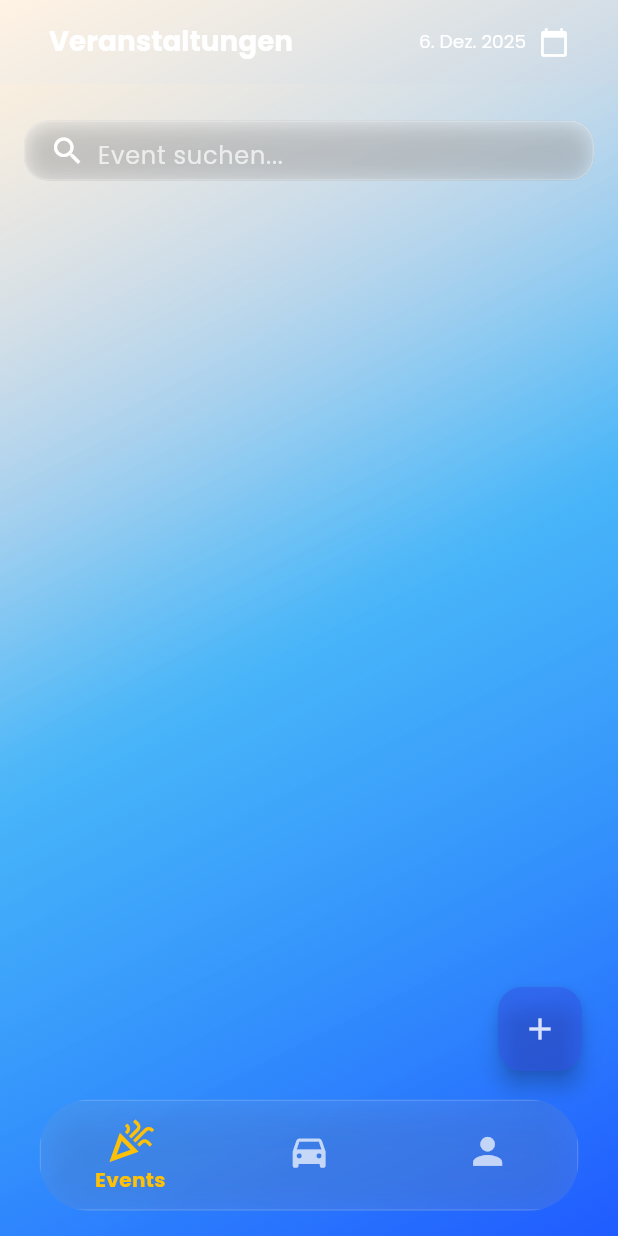
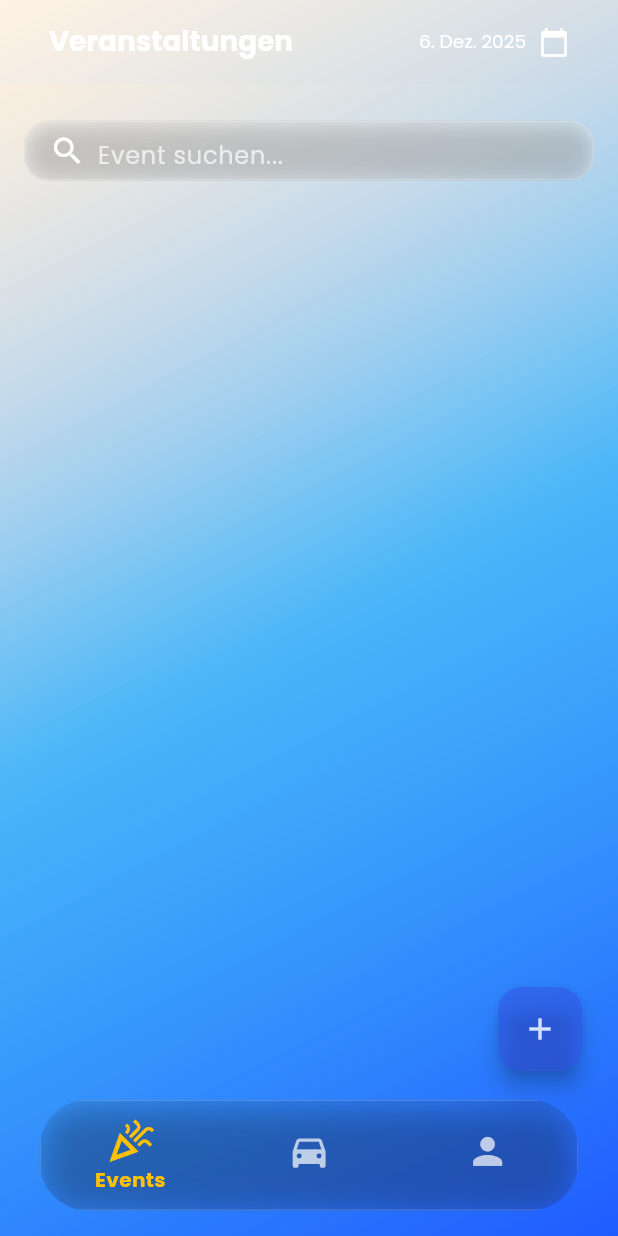
Before and after one commit to lukasbihlercoc-max/my-app, a Flutter app: the screen it shows after launch, on a phone screen of 412 x 824 dp. Run offline on Flutter 3.47's test engine with Material 3 defaults, Android fonts, the phone set to English and light mode, and no system bars; our stand-ins replace google_fonts, hive, hive_flutter, shared_preferences; accounts and stored records are empty.

Commit message:
Fahrten bearbeiten und entsprechend aktualisieren funktioniert

```diff
--- a/lib/data/event_daten.dart
+++ b/lib/data/event_daten.dart
@@ -1,4 +1,3 @@
-import 'package:intl/intl.dart';
 import 'package:hive/hive.dart';
 
 part 'event_daten.g.dart'; // wird automatisch generiert
@@ -6,7 +5,7 @@ part 'event_daten.g.dart'; // wird automatisch generiert
 @HiveType(typeId: 0)
 class Event extends HiveObject {
   @HiveField(0)
-  String get stabileId => _generateStabileId();
+  String id; // 🔑 echte, gespeicherte ID
 
   @HiveField(1)
   String name;
@@ -26,18 +25,16 @@ class Event extends HiveObject {
   @HiveField(6)
   String adresse;
 
+  // optional: alias für alte Verwendung
+  String get stabileId => id;
+
   Event({
+    String? id,
     required this.name,
     required this.datum,
     required this.standort,
     required this.beschreibung,
     required this.typ,
     required this.adresse,
-  });
-
-  String _generateStabileId() {
-    final nameNormalized = name.trim().toLowerCase().replaceAll(RegExp(r'\s+'), '-');
-    final datumFormatiert = DateFormat('yyyyMMdd').format(datum);
-    return '$nameNormalized-$datumFormatiert';
-  }
+  }) : id = id ?? DateTime.now().millisecondsSinceEpoch.toString();
 }
--- a/lib/data/fahrt_daten.dart
+++ b/lib/data/fahrt_daten.dart
@@ -7,10 +7,8 @@ part 'fahrt_daten.g.dart';
 enum Fahrtrichtung {
   @HiveField(0)
   hinfahrt,
-
   @HiveField(1)
   rueckfahrt,
-
   @HiveField(2)
   hinUndZurueck,
 }
@@ -53,7 +51,10 @@ class FahrtDaten {
   @HiveField(11)
   final String ownerName;
 
-  // 🆕 KONSTRUKTOR OHNE TIMEOFDAY PARAMETER - für Hive
+  // Neu: eindeutige ID für Update/Lookup
+  @HiveField(12)
+  final String id;
+
   FahrtDaten({
     required this.eventId,
     required this.eventName,
@@ -67,9 +68,9 @@ class FahrtDaten {
     required this.richtung,
     required this.ownerId,
     required this.ownerName,
+    required this.id,
   });
 
-  // 🆕 FACTORY KONSTRUKTOR FÜR DIE UI - mit TimeOfDay Parametern
   factory FahrtDaten.fromTimeOfDay({
     required String eventId,
     required String eventName,
@@ -81,6 +82,7 @@ class FahrtDaten {
     required Fahrtrichtung richtung,
     required String ownerId,
     required String ownerName,
+    String? id,
   }) {
     return FahrtDaten(
       eventId: eventId,
@@ -95,16 +97,21 @@ class FahrtDaten {
       richtung: richtung,
       ownerId: ownerId,
       ownerName: ownerName,
+      id: id ?? DateTime.now().millisecondsSinceEpoch.toString(),
     );
   }
 
-  // Getter für TimeOfDay (für die UI)
-  TimeOfDay get uhrzeit {
-    return TimeOfDay(hour: uhrzeitHour, minute: uhrzeitMinute);
-  }
+  TimeOfDay get uhrzeit => TimeOfDay(hour: uhrzeitHour, minute: uhrzeitMinute);
 
   TimeOfDay? get rueckuhrzeit {
     if (rueckuhrzeitHour == null || rueckuhrzeitMinute == null) return null;
     return TimeOfDay(hour: rueckuhrzeitHour!, minute: rueckuhrzeitMinute!);
   }
+
+  // kompatible Getter (falls im Projekt ältere Namen genutzt werden)
+  String get startOrt => abfahrtsort;
+  String get zielOrt => standort;
+  int get plaetze => freiePlaetze;
+  String get anbieter => ownerName;
+  String get stabileId => eventId;
 }
--- a/lib/views/pages/fahrt_finden_page.dart
+++ b/lib/views/pages/fahrt_finden_page.dart
@@ -71,7 +71,10 @@ class FahrtFindenPage extends StatelessWidget {
                       itemCount: fahrtenFuerEvent.length,
                       itemBuilder: (context, index) {
                         final fahrt = fahrtenFuerEvent[index];
-                        return FahrtenCard(fahrt: fahrt);
+                        return FahrtenCard(
+                          fahrt: fahrt,
+                          isEditable: false, // Zeigt "Mitfahren" Button (oder weglassen, da false default ist)
+                          );
                       },
                     );
             },
--- a/lib/views/pages/fahrten_page.dart
+++ b/lib/views/pages/fahrten_page.dart
@@ -60,7 +60,10 @@ class MeineFahrtenPage extends StatelessWidget {
                       itemCount: meineFahrten.length,
                       itemBuilder: (context, index) {
                         final fahrt = meineFahrten[index];
-                        return FahrtenCard(fahrt: fahrt); // 🟡 DIE CARD HAT IHR EIGENES MARGIN
+                        return FahrtenCard(
+                          fahrt: fahrt,
+                          isEditable: true, // Zeigt "Bearbeiten" Button
+                          );
                       },
                     );
             },
--- a/lib/views/widget_tree.dart
+++ b/lib/views/widget_tree.dart
@@ -37,10 +37,6 @@ class WidgetTree extends StatelessWidget {
         // 🟡 BEREITS EXISTIEREND: selectedPageNotifier als ValueListenableProvider
         ValueListenableProvider<int>.value(
           value: selectedPageNotifier,
-        ),
-        // 🆕 NEU: FahrtService Provider
-        ChangeNotifierProvider<FahrtService>(
-          create: (context) => FahrtService(),
         ),
       ],
       child: Builder(
--- a/lib/views/widgets/navbar_widget.dart
+++ b/lib/views/widgets/navbar_widget.dart
@@ -20,22 +20,22 @@ class NavBarWidget extends StatelessWidget {
             child: ClipRRect(
               borderRadius: BorderRadius.circular(SizeHelper.w(context, 0.08)), // ≈32
               child: BackdropFilter(
-                filter: ImageFilter.blur(sigmaX: 16, sigmaY: 16),
+                filter: ImageFilter.blur(sigmaX: 14, sigmaY: 14), //? Unschärfe-Effekt
                 child: Container(
                   height: SizeHelper.h(context, 0.09), // ≈72
                   decoration: BoxDecoration(
-                    color: Colors.white.withOpacity(0.08),
+                    color: Colors.white.withOpacity(0.02),
                     borderRadius: BorderRadius.circular(SizeHelper.w(context, 0.06)), // ≈24
                     border: Border.all(color: Colors.white.withOpacity(0.15)),
                     boxShadow: [
                       BoxShadow(
-                        color: Colors.blueAccent.withOpacity(0.2),
+                        color: Colors.blueAccent.withOpacity(0.1),
                         blurRadius: SizeHelper.w(context, 0.075), // ≈30
                         spreadRadius: SizeHelper.w(context, 0.0025), // ≈1
                         offset: Offset(0, SizeHelper.h(context, 0.0125)), // ≈10
                       ),
                       BoxShadow(
-                        color: Colors.black.withOpacity(0.1),
+                        color: Colors.black.withOpacity(0.3),
                         blurRadius: SizeHelper.w(context, 0.05), // ≈20
                         offset: Offset(0, SizeHelper.h(context, 0.005)), // ≈4
                       ),
```
Also changed, not shown: lib/data/fahrt_service.dart (+16 -7 lines), lib/views/pages/events_page.dart (+13 -1 lines), lib/views/pages/fahrt_anbieten_page.dart (+100 -41 lines), lib/views/widgets/fahrtencard_widget.dart (+57 -14 lines), lib/data/event_daten.g.dart, lib/data/fahrt_daten.g.dart.
